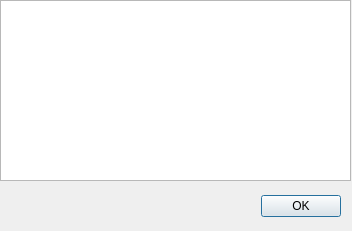
Qt form src/fileinfodialog.ui (moose-kazan/qbr) before a commit.
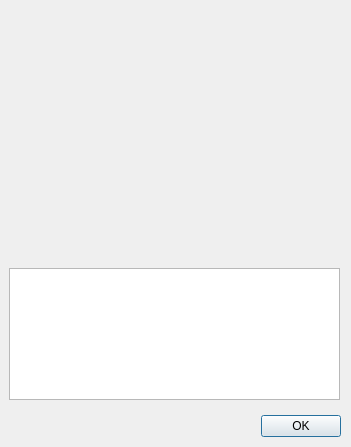
The same form after that commit.

Commit message: [FileInfoDialog]: Support for bok cover image

What changed in the file:
```diff
--- a/src/fileinfodialog.ui
+++ b/src/fileinfodialog.ui
@@ -6,8 +6,8 @@
    <rect>
     <x>0</x>
     <y>0</y>
-    <width>352</width>
-    <height>231</height>
+    <width>351</width>
+    <height>447</height>
    </rect>
   </property>
   <property name="windowTitle">
@@ -17,7 +17,7 @@
    <property name="geometry">
     <rect>
      <x>130</x>
-     <y>190</y>
+     <y>410</y>
      <width>211</width>
      <height>32</height>
     </rect>
@@ -29,15 +29,49 @@
     <set>QDialogButtonBox::Ok</set>
    </property>
   </widget>
-  <widget class="QTableWidget" name="bookInfo">
+  <widget class="QWidget" name="verticalLayoutWidget">
    <property name="geometry">
     <rect>
-     <x>0</x>
-     <y>0</y>
-     <width>351</width>
-     <height>181</height>
+     <x>9</x>
+     <y>-1</y>
+     <width>331</width>
+     <height>401</height>
     </rect>
    </property>
+   <layout class="QVBoxLayout" name="verticalLayout" stretch="2,1">
+    <property name="sizeConstraint">
+     <enum>QLayout::SetDefaultConstraint</enum>
+    </property>
+    <item>
+     <widget class="QLabel" name="bookCover">
+      <property name="sizePolicy">
+       <sizepolicy hsizetype="Preferred" vsizetype="Preferred">
+        <horstretch>0</horstretch>
+        <verstretch>0</verstretch>
+       </sizepolicy>
+      </property>
+      <property name="text">
+       <string/>
+      </property>
+      <property name="alignment">
+       <set>Qt::AlignCenter</set>
+      </property>
+     </widget>
+    </item>
+    <item>
+     <widget class="QTableWidget" name="bookInfo">
+      <property name="sizePolicy">
+       <sizepolicy hsizetype="Expanding" vsizetype="Expanding">
+        <horstretch>0</horstretch>
+        <verstretch>0</verstretch>
+       </sizepolicy>
+      </property>
+      <attribute name="horizontalHeaderStretchLastSection">
+       <bool>true</bool>
+      </attribute>
+     </widget>
+    </item>
+   </layout>
   </widget>
  </widget>
  <resources/>
```
The commit also changes 9 other files.
